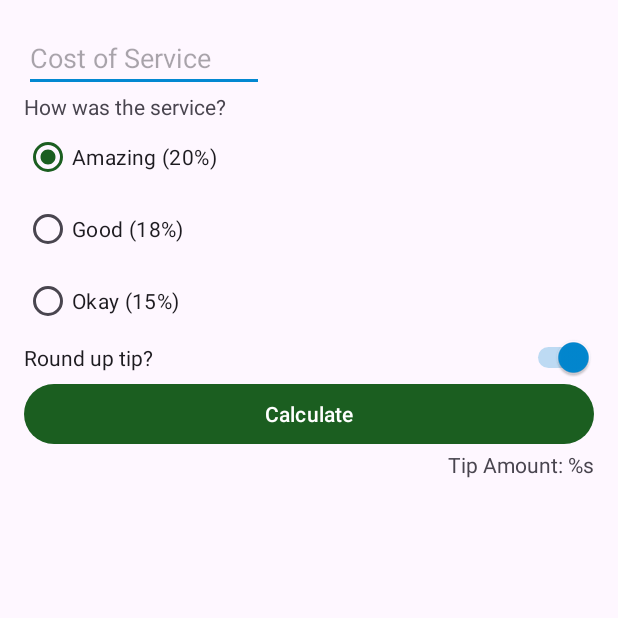
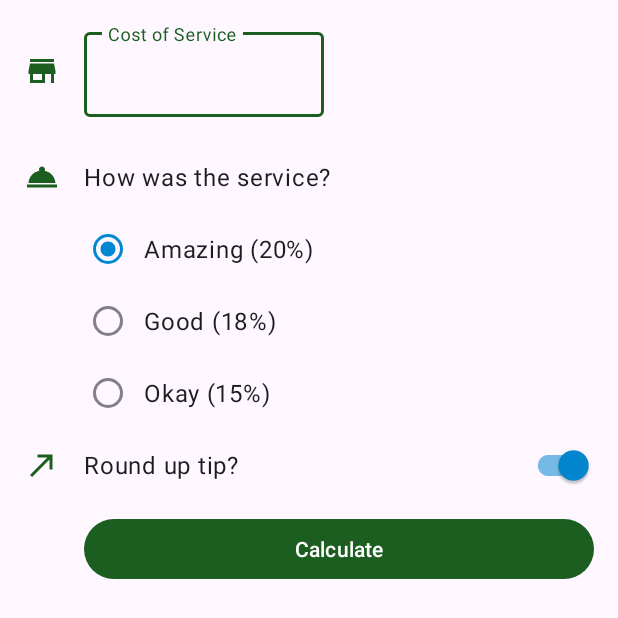
Before and after one commit to tolgaprm/AndroidDocumentsExamples, an Android app: the screen it shows after launch (MainActivity), on a phone screen of 412 x 824 dp. Shown: the top 618 px of the screen. Run offline under Robolectric (Android 15) with nearby library versions, the phone set to English and light mode, and no system bars.

Commit message:
+Create a more polished user experience

```diff
--- a/app/src/main/java/com/prmto/inviodocuments/MainActivity.kt
+++ b/app/src/main/java/com/prmto/inviodocuments/MainActivity.kt
@@ -1,6 +1,10 @@
 package com.prmto.inviodocuments
 
+import android.content.Context
 import android.os.Bundle
+import android.view.KeyEvent
+import android.view.View
+import android.view.inputmethod.InputMethodManager
 import androidx.appcompat.app.AppCompatActivity
 import com.prmto.inviodocuments.databinding.ActivityMainBinding
 import java.text.NumberFormat
@@ -14,10 +18,25 @@ class MainActivity : AppCompatActivity() {
         binding = ActivityMainBinding.inflate(layoutInflater)
         setContentView(binding.root)
         binding.calculateButton.setOnClickListener { calculateTip() }
+
+        binding.costOfServiceEditText.setOnKeyListener { view, keyCode, _ ->
+            handleKeyEvent(view, keyCode)
+        }
+    }
+
+    private fun handleKeyEvent(view: View, keyCode: Int): Boolean {
+        if (keyCode == KeyEvent.KEYCODE_ENTER) {
+            // Hide the keyboard
+            val inputMethodManager =
+                getSystemService(Context.INPUT_METHOD_SERVICE) as InputMethodManager
+            inputMethodManager.hideSoftInputFromWindow(view.windowToken, 0)
+            return true
+        }
+        return false
     }
 
     private fun calculateTip() {
-        val stringInTextField = binding.costOfService.text.toString()
+        val stringInTextField = binding.costOfServiceEditText.text.toString()
         val cost = stringInTextField.toDoubleOrNull()
         if (cost == null) {
             binding.tipResult.text = ""
--- /dev/null
+++ b/app/src/main/res/drawable/ic_round_up.xml
@@ -0,0 +1,11 @@
+<vector android:autoMirrored="true"
+    android:height="24dp"
+    android:tint="?attr/colorPrimary"
+    android:viewportHeight="24"
+    android:viewportWidth="24"
+    android:width="24dp"
+    xmlns:android="http://schemas.android.com/apk/res/android">
+    <path
+        android:fillColor="@android:color/white"
+        android:pathData="M9,5v2h6.59L4,18.59 5.41,20 17,8.41V15h2V5z" />
+</vector>
--- /dev/null
+++ b/app/src/main/res/drawable/ic_service.xml
@@ -0,0 +1,10 @@
+<vector android:height="24dp"
+    android:tint="?colorPrimary"
+    android:viewportHeight="24"
+    android:viewportWidth="24"
+    android:width="24dp"
+    xmlns:android="http://schemas.android.com/apk/res/android">
+    <path
+        android:fillColor="@android:color/white"
+        android:pathData="M2,17h20v2L2,19zM13.84,7.79c0.1,-0.24 0.16,-0.51 0.16,-0.79 0,-1.1 -0.9,-2 -2,-2s-2,0.9 -2,2c0,0.28 0.06,0.55 0.16,0.79C6.25,8.6 3.27,11.93 3,16h18c-0.27,-4.07 -3.25,-7.4 -7.16,-8.21z" />
+</vector>
--- /dev/null
+++ b/app/src/main/res/drawable/ic_store.xml
@@ -0,0 +1,10 @@
+<vector android:height="24dp"
+    android:tint="?colorPrimary"
+    android:viewportHeight="24"
+    android:viewportWidth="24"
+    android:width="24dp"
+    xmlns:android="http://schemas.android.com/apk/res/android">
+    <path
+        android:fillColor="@android:color/white"
+        android:pathData="M20,4L4,4v2h16L20,4zM21,14v-2l-1,-5L4,7l-1,5v2h1v6h10v-6h4v6h2v-6h1zM12,18L6,18v-4h6v4z" />
+</vector>
--- a/app/src/main/res/layout/activity_main.xml
+++ b/app/src/main/res/layout/activity_main.xml
@@ -1,27 +1,60 @@
-<?xml version="1.0" encoding="utf-8"?>
-<androidx.constraintlayout.widget.ConstraintLayout xmlns:android="http://schemas.android.com/apk/res/android"
+<ScrollView xmlns:android="http://schemas.android.com/apk/res/android"
     xmlns:app="http://schemas.android.com/apk/res-auto"
     xmlns:tools="http://schemas.android.com/tools"
     android:layout_width="match_parent"
     android:layout_height="match_parent"
-    android:padding="16dp"
     tools:context=".MainActivity">
 
-    <EditText
+    <androidx.constraintlayout.widget.ConstraintLayout
+        android:layout_width="match_parent"
+        android:layout_height="wrap_content"
+        android:padding="16dp">
+
+        <ImageView
+            android:id="@+id/icon_cost_of_service"
+            android:layout_width="wrap_content"
+            android:layout_height="wrap_content"
+            android:importantForAccessibility="no"
+            app:layout_constraintBottom_toBottomOf="@id/cost_of_service"
+            app:layout_constraintStart_toStartOf="parent"
+            app:layout_constraintTop_toTopOf="@id/cost_of_service"
+            app:srcCompat="@drawable/ic_store" />
+
+        <com.google.android.material.textfield.TextInputLayout
             android:id="@+id/cost_of_service"
             android:layout_width="160dp"
             android:layout_height="wrap_content"
+            android:layout_marginStart="16dp"
             android:hint="@string/cost_of_service"
-        android:inputType="numberDecimal"
+            app:layout_constraintStart_toEndOf="@id/icon_cost_of_service"
+            app:layout_constraintTop_toTopOf="parent">
+
+            <com.google.android.material.textfield.TextInputEditText
+                android:id="@+id/cost_of_service_edit_text"
+                android:layout_width="match_parent"
+                android:layout_height="wrap_content"
+                android:inputType="numberDecimal" />
+
+        </com.google.android.material.textfield.TextInputLayout>
+
+        <ImageView
+            android:id="@+id/icon_service_question"
+            android:layout_width="wrap_content"
+            android:layout_height="wrap_content"
+            android:importantForAccessibility="no"
+            app:layout_constraintBottom_toBottomOf="@id/service_question"
             app:layout_constraintStart_toStartOf="parent"
-        app:layout_constraintTop_toTopOf="parent" />
+            app:layout_constraintTop_toTopOf="@id/service_question"
+            app:srcCompat="@drawable/ic_service" />
 
         <TextView
             android:id="@+id/service_question"
+            style="@style/Widget.Invio.TextView"
             android:layout_width="wrap_content"
             android:layout_height="wrap_content"
+            android:layout_marginTop="16dp"
             android:text="@string/how_was_the_service"
-        app:layout_constraintStart_toStartOf="parent"
+            app:layout_constraintStart_toStartOf="@id/cost_of_service"
             app:layout_constraintTop_toBottomOf="@id/cost_of_service" />
 
         <RadioGroup
@@ -30,7 +63,7 @@
             android:layout_height="wrap_content"
             android:checkedButton="@id/option_twenty_percent"
             android:orientation="vertical"
-        app:layout_constraintStart_toStartOf="parent"
+            app:layout_constraintStart_toStartOf="@id/service_question"
             app:layout_constraintTop_toBottomOf="@id/service_question">
 
             <RadioButton
@@ -50,9 +83,20 @@
                 android:layout_width="wrap_content"
                 android:layout_height="wrap_content"
                 android:text="@string/ok_service" />
+
         </RadioGroup>
 
-    <Switch
+        <ImageView
+            android:id="@+id/icon_round_up"
+            android:layout_width="wrap_content"
+            android:layout_height="wrap_content"
+            android:importantForAccessibility="no"
+            app:layout_constraintBottom_toBottomOf="@id/round_up_switch"
+            app:layout_constraintStart_toStartOf="parent"
+            app:layout_constraintTop_toTopOf="@id/round_up_switch"
+            app:srcCompat="@drawable/ic_round_up" />
+
+        <com.google.android.material.switchmaterial.SwitchMaterial
             android:id="@+id/round_up_switch"
             android:layout_width="0dp"
             android:layout_height="wrap_content"
@@ -66,16 +110,20 @@
             android:id="@+id/calculate_button"
             android:layout_width="0dp"
             android:layout_height="wrap_content"
+            android:layout_marginTop="8dp"
             android:text="@string/calculate"
             app:layout_constraintEnd_toEndOf="parent"
-        app:layout_constraintStart_toStartOf="parent"
+            app:layout_constraintStart_toStartOf="@id/round_up_switch"
             app:layout_constraintTop_toBottomOf="@id/round_up_switch" />
 
         <TextView
             android:id="@+id/tip_result"
+            style="@style/Widget.Invio.TextView"
             android:layout_width="wrap_content"
             android:layout_height="wrap_content"
-        android:text="@string/tip_amount"
+            android:layout_marginTop="8dp"
             app:layout_constraintEnd_toEndOf="parent"
-        app:layout_constraintTop_toBottomOf="@id/calculate_button" />
+            app:layout_constraintTop_toBottomOf="@id/calculate_button"
+            tools:text="Tip Amount: $10" />
     </androidx.constraintlayout.widget.ConstraintLayout>
+</ScrollView>
--- a/app/src/main/res/values-night/themes.xml
+++ b/app/src/main/res/values-night/themes.xml
@@ -17,5 +17,9 @@
         <!-- Status bar color. -->
         <item name="android:statusBarColor" tools:targetApi="l">?attr/colorPrimaryVariant</item>
         <!-- Customize your theme here. -->
+        <item name="textInputStyle">@style/Widget.MaterialComponents.TextInputLayout.OutlinedBox
+        </item>
+        <item name="radioButtonStyle">@style/Widget.Invio.CompoundButton.RadioButton</item>
+        <item name="switchStyle">@style/Widget.Invio.CompoundButton.Switch</item>
     </style>
 </resources>
--- /dev/null
+++ b/app/src/main/res/values/dimens.xml
@@ -0,0 +1,4 @@
+<?xml version="1.0" encoding="utf-8"?>
+<resources>
+    <dimen name="min_text_height">48dp</dimen>
+</resources>
--- /dev/null
+++ b/app/src/main/res/values/styles.xml
@@ -0,0 +1,20 @@
+<?xml version="1.0" encoding="utf-8"?>
+<resources>
+
+    <style name="Widget.Invio.TextView" parent="Widget.MaterialComponents.TextView">
+        <item name="android:minHeight">@dimen/min_text_height</item>
+        <item name="android:gravity">center_vertical</item>
+        <item name="android:textAppearance">?attr/textAppearanceBody1</item>
+    </style>
+
+    <style name="Widget.Invio.CompoundButton.Switch" parent="Widget.MaterialComponents.CompoundButton.Switch">
+        <item name="android:minHeight">@dimen/min_text_height</item>
+        <item name="android:gravity">center_vertical</item>
+        <item name="android:textAppearance">?attr/textAppearanceBody1</item>
+    </style>
+
+    <style name="Widget.Invio.CompoundButton.RadioButton" parent="Widget.MaterialComponents.CompoundButton.RadioButton">
+        <item name="android:paddingStart">8dp</item>
+        <item name="android:textAppearance">?attr/textAppearanceBody1</item>
+    </style>
+</resources>
--- a/app/src/main/res/values/themes.xml
+++ b/app/src/main/res/values/themes.xml
@@ -17,5 +17,11 @@
         <!-- Status bar color. -->
         <item name="android:statusBarColor">?attr/colorPrimaryVariant</item>
         <!-- Customize your theme here. -->
+        <item name="textInputStyle">@style/Widget.MaterialComponents.TextInputLayout.OutlinedBox
+        </item>
+        <item name="radioButtonStyle">@style/Widget.Invio.CompoundButton.RadioButton</item>
+        <item name="switchStyle">@style/Widget.Invio.CompoundButton.Switch</item>
     </style>
+
+
 </resources>
```
Lines whose indentation alone changed are shown as unchanged.
